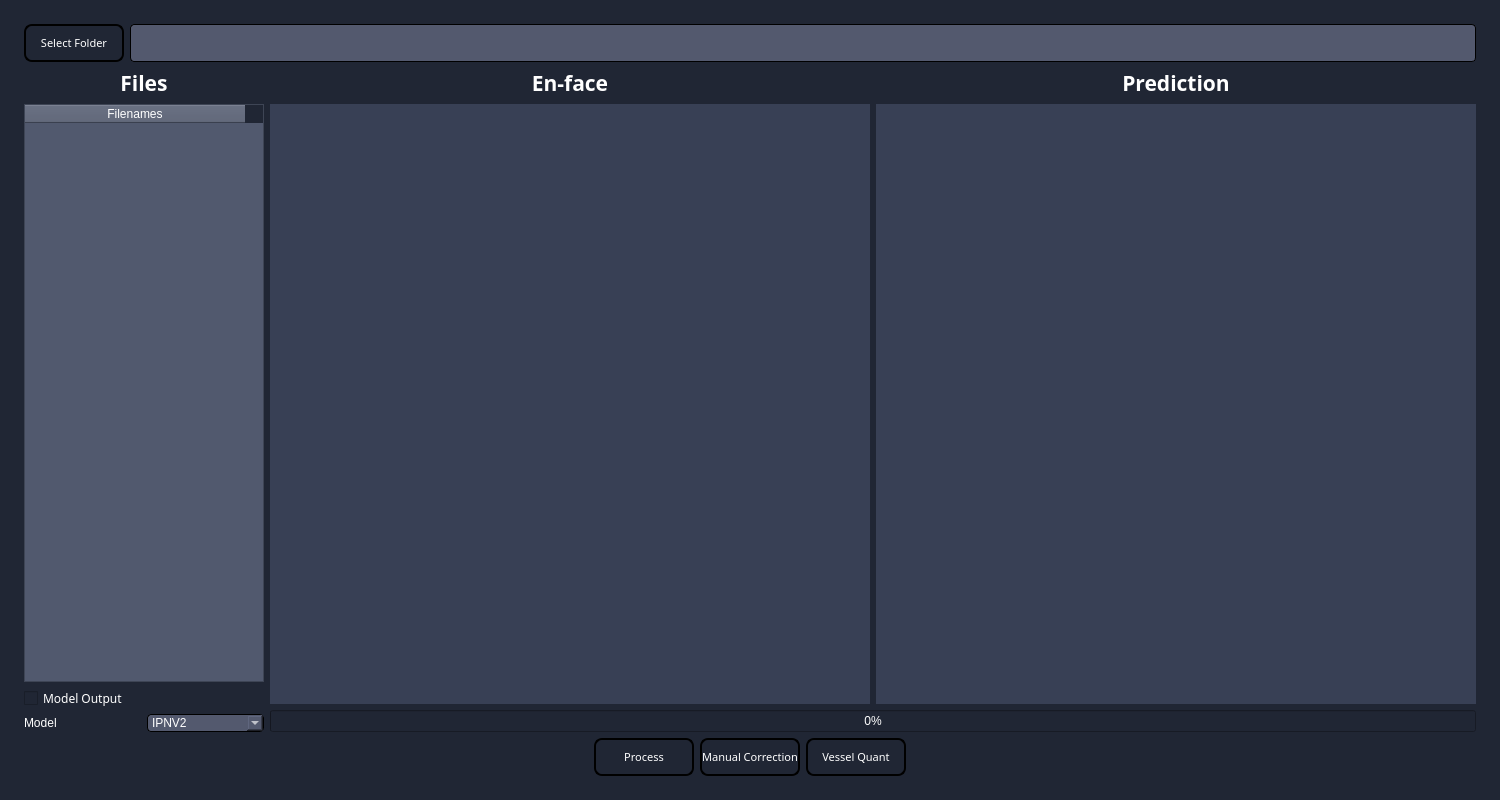
First picture: the form in QT_main.ui, repository KevinPan2021/Vascular-Segmentation, before the edit.
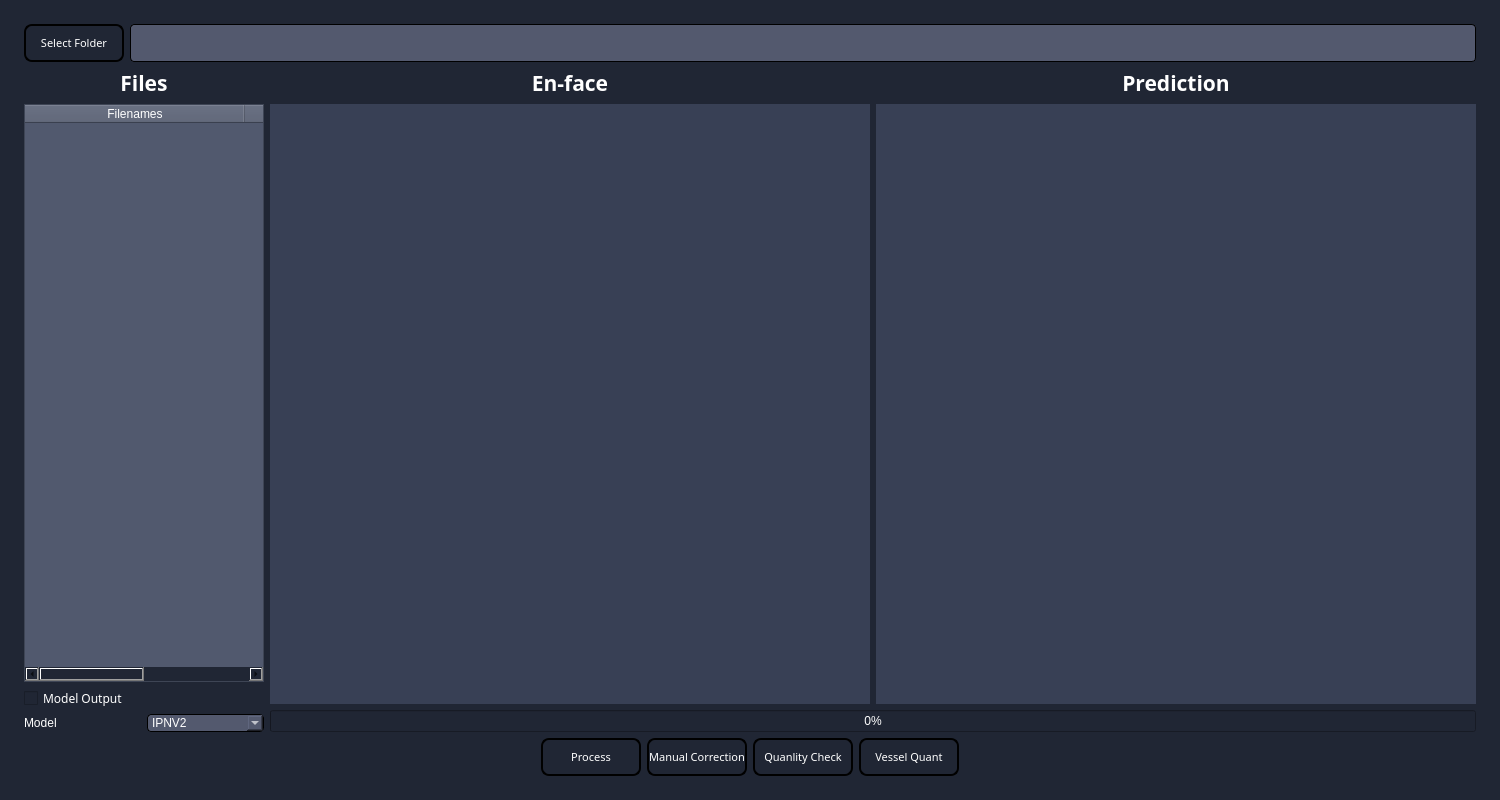
Second picture: the form after the edit. Icons and pictures are not drawn.

```diff
--- a/QT_main.ui
+++ b/QT_main.ui
@@ -238,7 +238,7 @@
              <bool>true</bool>
             </property>
             <property name="columnCount">
-             <number>1</number>
+             <number>2</number>
             </property>
             <attribute name="horizontalHeaderDefaultSectionSize">
              <number>220</number>
@@ -254,6 +254,14 @@
               <set>AlignCenter</set>
              </property>
             </column>
+            <column>
+             <property name="text">
+              <string>FOV</string>
+             </property>
+             <property name="textAlignment">
+              <set>AlignCenter</set>
+             </property>
+            </column>
            </widget>
           </item>
           <item>
@@ -724,6 +732,78 @@
           </property>
          </widget>
         </item>
+        <item>
+         <widget class="QToolButton" name="main_button_quality_check">
+          <property name="minimumSize">
+           <size>
+            <width>100</width>
+            <height>38</height>
+           </size>
+          </property>
+          <property name="maximumSize">
+           <size>
+            <width>100</width>
+            <height>38</height>
+           </size>
+          </property>
+          <property name="font">
+           <font>
+            <family>微软雅黑</family>
+            <pointsize>8</pointsize>
+           </font>
+          </property>
+          <property name="toolTipDuration">
+           <number>-1</number>
+          </property>
+          <property name="styleSheet">
+           <string notr="true">QToolButton {
+	color:white; 
+	background:qlineargradient(spread:pad, x1:0, y1:1, x2:0, y2:0, 		stop:0 rgba(32, 38, 52, 255), 
+		stop:1 rgba(91, 99, 120, 255));
+	border: 2px solid black;
+	border-radius: 8px;
+}
+
+QToolButton:checked {
+	color:white; 
+	background-color: rgba(121, 129, 150, 255);
+	border: 2px solid black;
+	border-radius: 8px;
+	padding: 0;
+}
+
+QToolButton:disabled {
+	color:gray; 
+	background-color: rgba(32, 38, 52, 255);
+	border: 2px solid black;
+	border-radius: 8px;
+	padding: 0;
+}</string>
+          </property>
+          <property name="text">
+           <string>Quanlity Check</string>
+          </property>
+          <property name="icon">
+           <iconset>
+            <normaloff>icons/quality_check.png</normaloff>icons/quality_check.png</iconset>
+          </property>
+          <property name="iconSize">
+           <size>
+            <width>18</width>
+            <height>18</height>
+           </size>
+          </property>
+          <property name="checkable">
+           <bool>false</bool>
+          </property>
+          <property name="checked">
+           <bool>false</bool>
+          </property>
+          <property name="toolButtonStyle">
+           <enum>Qt::ToolButtonTextUnderIcon</enum>
+          </property>
+         </widget>
+        </item>
         <item>
          <widget class="QToolButton" name="main_button_vessel_quant">
           <property name="minimumSize">
```
